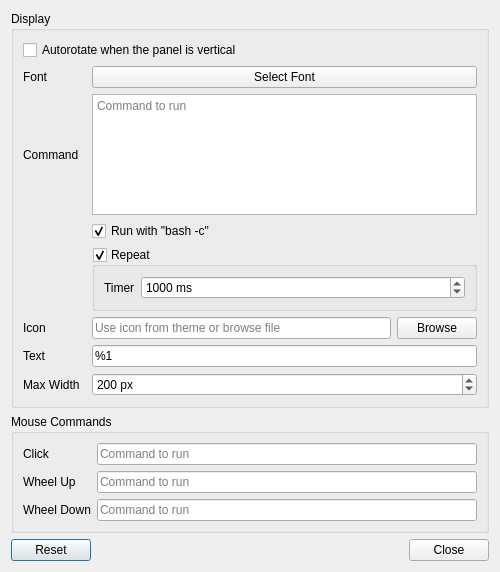
This is plugin-custom/lxqtcustomconfiguration.ui in lxqt/lxqt-panel as Qt 5 draws it before an edit. The edited form follows.
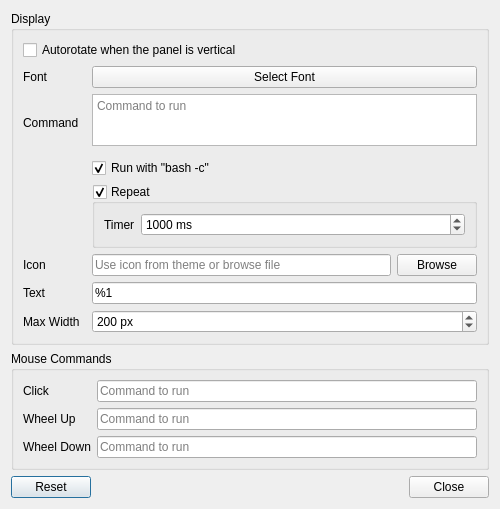
This is the edited form.

What changed in the file:
```diff
--- a/plugin-custom/lxqtcustomconfiguration.ui
+++ b/plugin-custom/lxqtcustomconfiguration.ui
@@ -7,7 +7,7 @@
     <x>0</x>
     <y>0</y>
     <width>500</width>
-    <height>572</height>
+    <height>500</height>
    </rect>
   </property>
   <property name="windowTitle">
@@ -182,16 +182,6 @@
           </property>
          </widget>
         </item>
-        <item row="2" column="0">
-         <widget class="QLabel" name="commandLabel">
-          <property name="text">
-           <string>Command</string>
-          </property>
-          <property name="alignment">
-           <set>Qt::AlignLeading|Qt::AlignLeft|Qt::AlignVCenter</set>
-          </property>
-         </widget>
-        </item>
         <item row="2" column="2" colspan="2">
          <widget class="QPlainTextEdit" name="commandPlainTextEdit">
           <property name="minimumSize">
@@ -211,6 +201,16 @@
           </property>
          </widget>
         </item>
+        <item row="2" column="0" rowspan="2">
+         <widget class="QLabel" name="commandLabel">
+          <property name="text">
+           <string>Command</string>
+          </property>
+          <property name="alignment">
+           <set>Qt::AlignLeading|Qt::AlignLeft|Qt::AlignVCenter</set>
+          </property>
+         </widget>
+        </item>
        </layout>
       </item>
      </layout>
```
